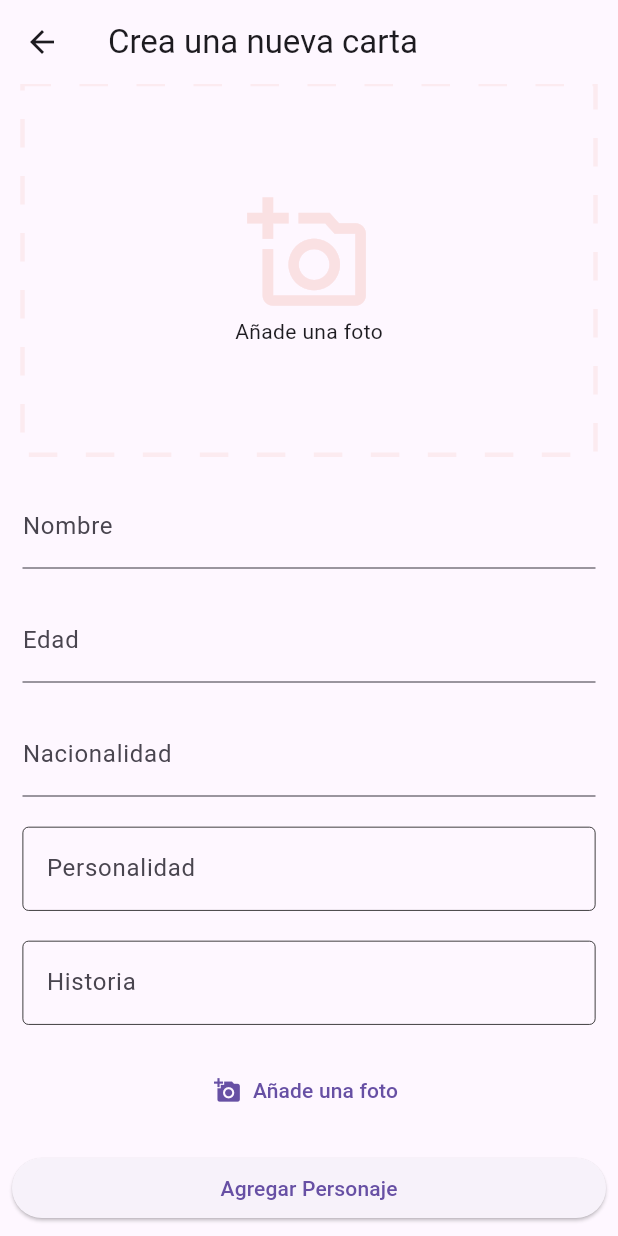
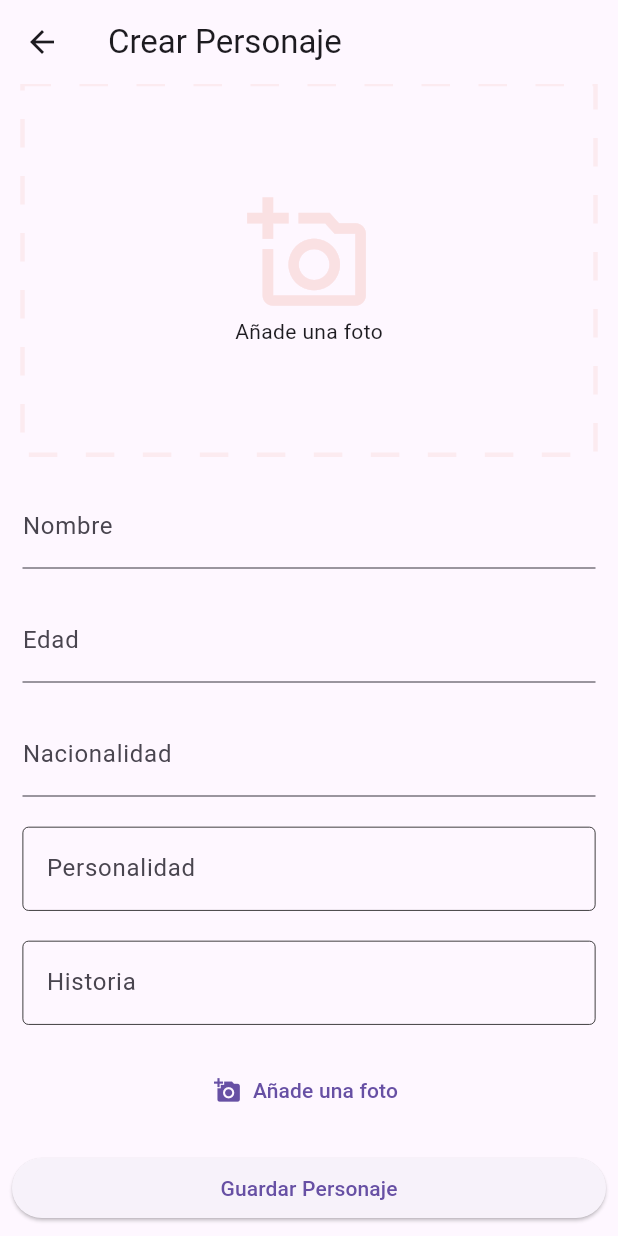
Before and after one commit to R0S3BUDD/Diorite, a Flutter app: the NewCardView screen opened directly, on a phone screen of 412 x 824 dp. Run offline on Flutter 3.47's test engine with Material 3 defaults, Android fonts, the phone set to English and light mode, and no system bars; drawn by our look-alikes of dotted_border; missing offline and left inert: file_selector.

Commit message:
Now user can edit or remove characters. new_card_view must be refactored. Ready for testing.

```diff
--- a/lib/views/new_card_view.dart
+++ b/lib/views/new_card_view.dart
@@ -9,7 +9,10 @@ import 'package:flutter/material.dart';
 enum SaveResult { success, failure, aborted }
 
 class NewCardView extends StatefulWidget {
-  const NewCardView({super.key});
+  final Map<String, dynamic>? previousInfo;
+  final int? cardIndex;
+
+  const NewCardView({super.key, this.previousInfo, this.cardIndex});
 
   @override
   State<NewCardView> createState() => _NewCardViewState();
@@ -32,6 +35,27 @@ class _NewCardViewState extends State<NewCardView> {
   bool _isSaving = false;
   Future<File?>? _future;
   File? imageFile;
+  bool get isEditing => widget.previousInfo != null && widget.cardIndex != null;
+
+  @override
+  void initState() {
+    super.initState();
+
+    if (widget.previousInfo != null) {
+      final data = widget.previousInfo!;
+
+      _controladorNombre.text = data['nombre'] ?? "";
+      _controladorEdad.text = data['edad'] ?? "";
+      _controladorNacionalidad.text = data['nacionalidad'] ?? "";
+      _controladorPersonalidad.text = data['personalidad'] ?? "";
+      _controladorHistoria.text = data['historia'] ?? "";
+
+      if (data['imagenPrincipal'] != null && data['imagenPrincipal'] != "") {
+        imageFile = File(data['imagenPrincipal']);
+        _future = Future.value(imageFile);
+      }
+    }
+  }
 
   Future<File?> futureFile() async {
     try {
@@ -75,9 +99,17 @@ class _NewCardViewState extends State<NewCardView> {
         'imagenValida': imageFile == null ? "false" : "true",
       };
 
-      final result = await _storage.saveData("characters.json", data);
-
-      return result ? SaveResult.success : SaveResult.failure;
+      if (isEditing) {
+        final result = await _storage.updateEntry(
+          "characters.json",
+          widget.cardIndex!,
+          data,
+        );
+        return result ? SaveResult.success : SaveResult.failure;
+      } else {
+        final result = await _storage.saveData("characters.json", data);
+        return result ? SaveResult.success : SaveResult.failure;
+      }
     } catch (_) {
       return SaveResult.failure;
     } finally {
@@ -105,7 +137,7 @@ class _NewCardViewState extends State<NewCardView> {
             },
             icon: const Icon(Icons.arrow_back),
           ),
-          title: const Text("Crea una nueva carta"),
+          title: isEditing ? Text("Editar personaje") : Text("Crear Personaje"),
         ),
         body: SingleChildScrollView(
           child: Padding(
@@ -176,7 +208,9 @@ class _NewCardViewState extends State<NewCardView> {
                     },
               child: _isSaving
                   ? const CircularProgressIndicator()
-                  : const Text("Agregar Personaje"),
+                  : isEditing
+                  ? Text("Guardar Cambios")
+                  : Text("Guardar Personaje"),
             ),
           ),
         ),
```
Also changed, not shown: lib/components/char_card.dart (+3 -11 lines), lib/core/local_storage_service.dart (+66 -14 lines), lib/views/char_info_view.dart (+67 -14 lines), lib/views/home_view.dart (+36 -6 lines).
